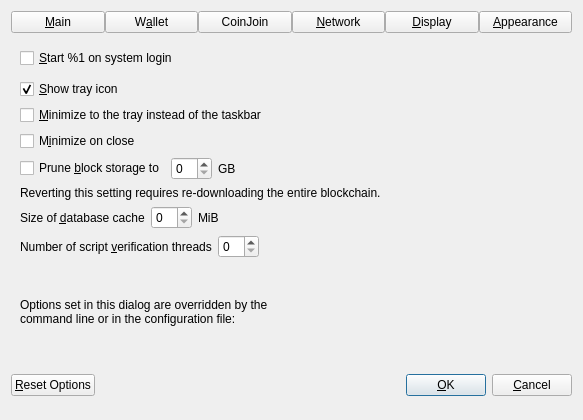
Above: src/qt/forms/optionsdialog.ui from VindexProject/ogva-core before the change. Below: the same form after it.
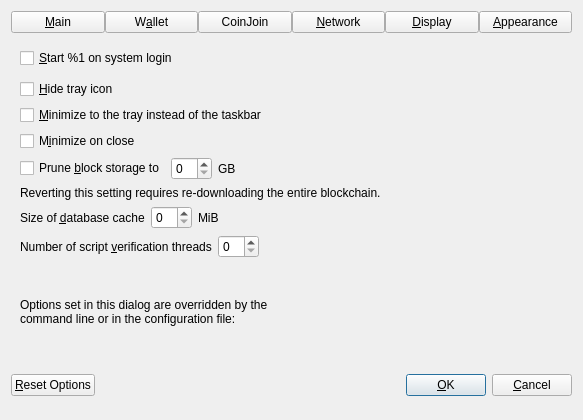
That is the form after the change. The open tabs and pages were chosen to show the change. Custom widgets are drawn as their Qt base class.

```diff
--- a/src/qt/forms/optionsdialog.ui
+++ b/src/qt/forms/optionsdialog.ui
@@ -135,11 +135,8 @@
           <string>Show the icon in the system tray.</string>
          </property>
          <property name="text">
-          <string>&amp;Show tray icon</string>
+          <string>&amp;Hide tray icon</string>
          </property>
-         <property name="checked">
-          <bool>true</bool>
-          </property>
         </widget>
        </item>
        <item>
```
Left out of the diff: 14 changed lines with no effect on the pictures.
